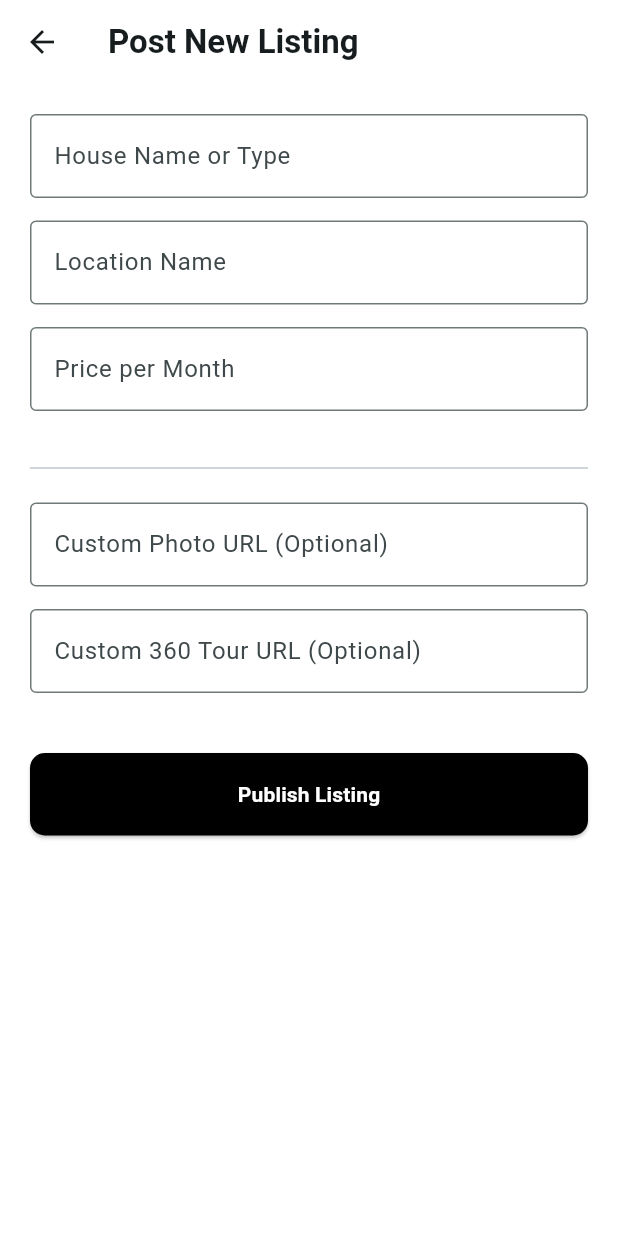
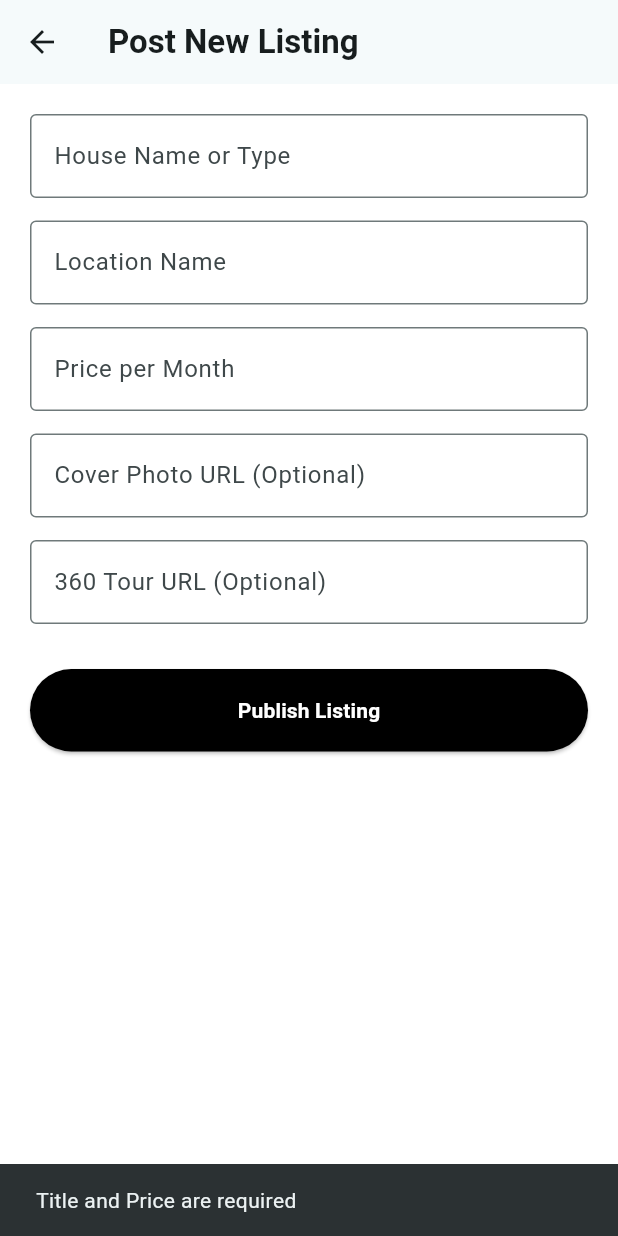
Before and after one commit to AdiSyahinanSulaiman/estatetech, a Flutter app: the AddPostScreen screen opened directly, after a tap on "Publish Listing", on a phone screen of 412 x 824 dp. Run offline on Flutter 3.47's test engine with Material 3 defaults, Android fonts, the light colour scheme and no system bars; our stand-ins replace cloud_firestore, firebase_auth, firebase_core, webview_flutter; accounts and stored records are empty.

Commit message:
Finalized MVP with firebase, chat and 360 tour

```diff
--- a/lib/screens/add_post_screen.dart
+++ b/lib/screens/add_post_screen.dart
@@ -26,25 +26,33 @@ class _AddPostScreenState extends State<AddPostScreen> {
   ];
 
   Future<void> _submitData() async {
-    if (_titleController.text.isEmpty || _priceController.text.isEmpty) return;
+    if (_titleController.text.isEmpty || _priceController.text.isEmpty) {
+      ScaffoldMessenger.of(context).showSnackBar(const SnackBar(content: Text('Title and Price are required')));
+      return;
+    }
 
     setState(() => _isLoading = true);
 
     try {
       String myUid = FirebaseAuth.instance.currentUser!.uid;
+
+      // 1. Get user name from Firestore
       var userDoc = await FirebaseFirestore.instance.collection('users').doc(myUid).get();
       String sName = userDoc.exists ? (userDoc.data() as Map<String, dynamic>)['name'] : "Landlord";
 
-      // LOGIC: If user didn't provide a link, use a random one
+      // 2. FIXED: This line ensures the DP is always the same professional Blue
+      String sPhoto = "https://ui-avatars.com/api/?name=$sName&background=0D8ABC&color=fff";
+
+      // 3. Image Logic
       String finalImage = _imageController.text.isNotEmpty
           ? _imageController.text.trim()
           : _autoPhotos[Random().nextInt(_autoPhotos.length)];
 
-      // LOGIC: If user didn't provide a 360 link, use a default interior
       String finalTour = _tourController.text.isNotEmpty
           ? _tourController.text.trim()
           : 'https://images.pexels.com/photos/12148587/pexels-photo-12148587.jpeg';
 
+      // 4. Save everything to the Cloud
       await FirebaseFirestore.instance.collection('properties').add({
         'title': _titleController.text.trim(),
         'location': _locationController.text.trim(),
@@ -54,13 +62,13 @@ class _AddPostScreenState extends State<AddPostScreen> {
         'createdAt': Timestamp.now(),
         'sellerId': myUid,
         'sellerName': sName,
-        'sellerPhoto': "https://ui-avatars.com/api/?name=$sName&background=random",
+        'sellerPhoto': sPhoto, // Saves the permanent blue photo link
       });
 
       if (mounted) {
         _titleController.clear(); _locationController.clear(); _priceController.clear();
         _imageController.clear(); _tourController.clear();
-        ScaffoldMessenger.of(context).showSnackBar(const SnackBar(content: Text('Listing Published Successfully!')));
+        ScaffoldMessenger.of(context).showSnackBar(const SnackBar(content: Text('Listing Published!')));
       }
     } catch (e) {
       ScaffoldMessenger.of(context).showSnackBar(SnackBar(content: Text('Error: $e')));
@@ -73,11 +81,7 @@ class _AddPostScreenState extends State<AddPostScreen> {
   Widget build(BuildContext context) {
     return Scaffold(
       backgroundColor: Colors.white,
-      appBar: AppBar(
-        title: const Text('Post New Listing', style: TextStyle(fontWeight: FontWeight.bold)),
-        backgroundColor: Colors.white,
-        elevation: 0,
-      ),
+      appBar: AppBar(title: const Text('Post New Listing', style: TextStyle(fontWeight: FontWeight.bold))),
       body: SingleChildScrollView(
         padding: const EdgeInsets.all(20),
         child: Column(
@@ -87,16 +91,14 @@ class _AddPostScreenState extends State<AddPostScreen> {
             TextField(controller: _locationController, decoration: const InputDecoration(labelText: 'Location Name', border: OutlineInputBorder())),
             const SizedBox(height: 15),
             TextField(controller: _priceController, decoration: const InputDecoration(labelText: 'Price per Month', border: OutlineInputBorder()), keyboardType: TextInputType.number),
+            const SizedBox(height: 15),
+            TextField(controller: _imageController, decoration: const InputDecoration(labelText: 'Cover Photo URL (Optional)', border: OutlineInputBorder())),
+            const SizedBox(height: 15),
+            TextField(controller: _tourController, decoration: const InputDecoration(labelText: '360 Tour URL (Optional)', border: OutlineInputBorder())),
             const SizedBox(height: 30),
-            const Divider(),
-            const SizedBox(height: 15),
-            TextField(controller: _imageController, decoration: const InputDecoration(labelText: 'Custom Photo URL (Optional)', border: OutlineInputBorder())),
-            const SizedBox(height: 15),
-            TextField(controller: _tourController, decoration: const InputDecoration(labelText: 'Custom 360 Tour URL (Optional)', border: OutlineInputBorder())),
-            const SizedBox(height: 40),
             _isLoading ? const CircularProgressIndicator() : ElevatedButton(
               onPressed: _submitData,
-              style: ElevatedButton.styleFrom(backgroundColor: Colors.black, minimumSize: const Size(double.infinity, 55), shape: RoundedRectangleBorder(borderRadius: BorderRadius.circular(10))),
+              style: ElevatedButton.styleFrom(backgroundColor: Colors.black, minimumSize: const Size(double.infinity, 55)),
               child: const Text('Publish Listing', style: TextStyle(color: Colors.white, fontWeight: FontWeight.bold)),
             ),
           ],
--- a/lib/screens/profile_screen.dart
+++ b/lib/screens/profile_screen.dart
@@ -51,7 +51,7 @@ class ProfileScreen extends StatelessWidget {
                 radius: 50,
                 backgroundColor: Colors.grey[200],
                 backgroundImage: NetworkImage(
-                  "https://ui-avatars.com/api/?name=$name&background=random&size=128",
+                  "https://ui-avatars.com/api/?name=$name&background=0D8ABC&color=fff&size=128",
                 ),
               ),
               const SizedBox(height: 15),
```
Also changed, not shown: lib/data/mock_data.dart (deleted, +0 -28 lines), lib/screens/saved_screen.dart (+26 -14 lines).
